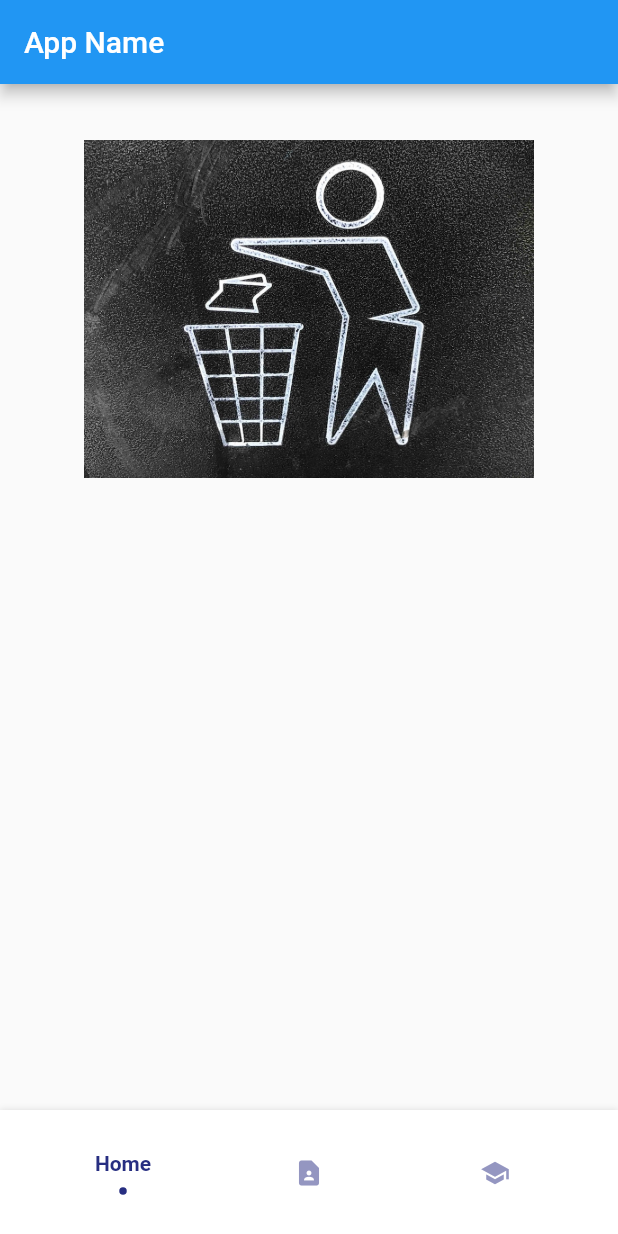
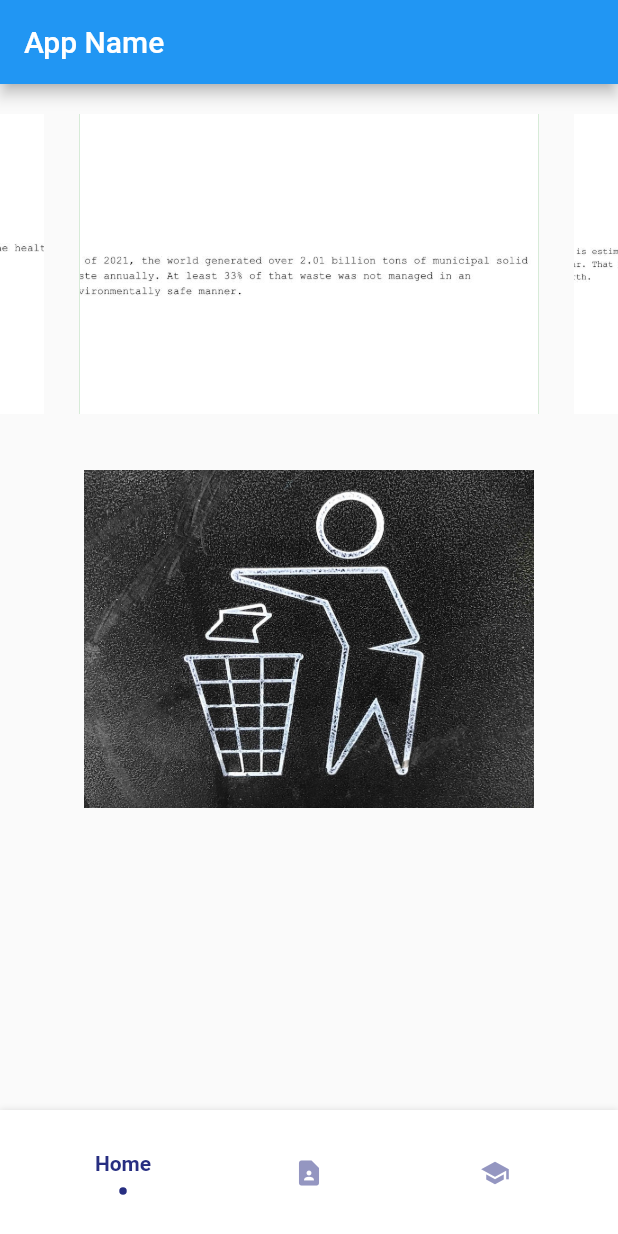
Before and after one commit to bhattirahat/CONUHACKS2023-HelloWorld, a Flutter app: the screen it shows after launch, on a phone screen of 412 x 824 dp. Run offline on Flutter 3.47's test engine with Material 2 defaults, Android fonts, the phone set to English and light mode, and no system bars; drawn by our look-alikes of carousel_slider, flashy_tab_bar2; our stand-ins replace dio, image_picker.

Commit message:
carousel working

```diff
--- a/conuhacks/lib/main.dart
+++ b/conuhacks/lib/main.dart
@@ -3,6 +3,7 @@ import 'package:conuhacks/Learning.dart';
 import 'package:conuhacks/pictureCollection.dart';
 import 'package:flutter/material.dart';
 import 'package:flashy_tab_bar2/flashy_tab_bar2.dart';
+import 'package:carousel_slider/carousel_slider.dart';
 
 void main() {
   runApp(const MyApp());
@@ -16,12 +17,9 @@ class MyApp extends StatefulWidget {
 }
 
 class _MyAppState extends State<MyApp> {
+
   int _selectedIndex = 0;
-  List<Widget> tabItems = [
-    const HomePage(),
-    const AboutUs(),
-    const Learning()
-  ];
+  List<Widget> tabItems = [const HomePage(), const AboutUs(), const Learning()];
 
   @override
   void initState() {
@@ -63,12 +61,35 @@ class _MyAppState extends State<MyApp> {
   }
 }
 
-class HomePage extends StatelessWidget {
+
+class HomePage extends StatefulWidget {
   const HomePage({super.key});
 
   @override
+  State<HomePage> createState() => _HomePageState();
+}
+
+class _HomePageState extends State<HomePage> {
+   final carouselImages = [
+    'asset/picture/1.jpg',
+    'asset/picture/2.jpg',
+    'asset/picture/3.jpg',
+    'asset/picture/4.jpg'
+  ];
+
+  @override
   Widget build(BuildContext context) {
-    return Column(children: [
+    return Column(
+      children: [
+        SizedBox(height: 20),
+      Container(child: CarouselSlider.builder(
+        options: CarouselOptions(height:200),
+        itemCount: carouselImages.length,
+        itemBuilder: (context, index, realIndex) {
+          final carouselImage = carouselImages[index];
+          return buildImage(carouselImage, index);
+        } ),
+      ),
       Center(
         child: GestureDetector(
           child: Image.asset(
@@ -84,5 +105,14 @@ class HomePage extends StatelessWidget {
         ),
       )
     ]);
+
   }
+  Widget buildImage(String image, int index)=>Container(
+        margin: EdgeInsets.symmetric(horizontal: 12),
+        color: Colors.green,
+        child: Image.asset(
+          image,
+          fit: BoxFit.cover,
+        ),
+      );
 }
--- a/conuhacks/pubspec.yaml
+++ b/conuhacks/pubspec.yaml
@@ -41,6 +41,7 @@ dependencies:
   path_provider: ^2.0.11
   image_picker: ^0.8.6+1
   dio: ^4.0.6
+  carousel_slider: ^4.2.1
 
 dev_dependencies:
   flutter_test:
```
Also changed, not shown: conuhacks/asset/picture/1.jpg (added), conuhacks/asset/picture/2.jpg (added), conuhacks/asset/picture/3.jpg (added), conuhacks/asset/picture/4.jpg (added), conuhacks/pubspec.lock.
